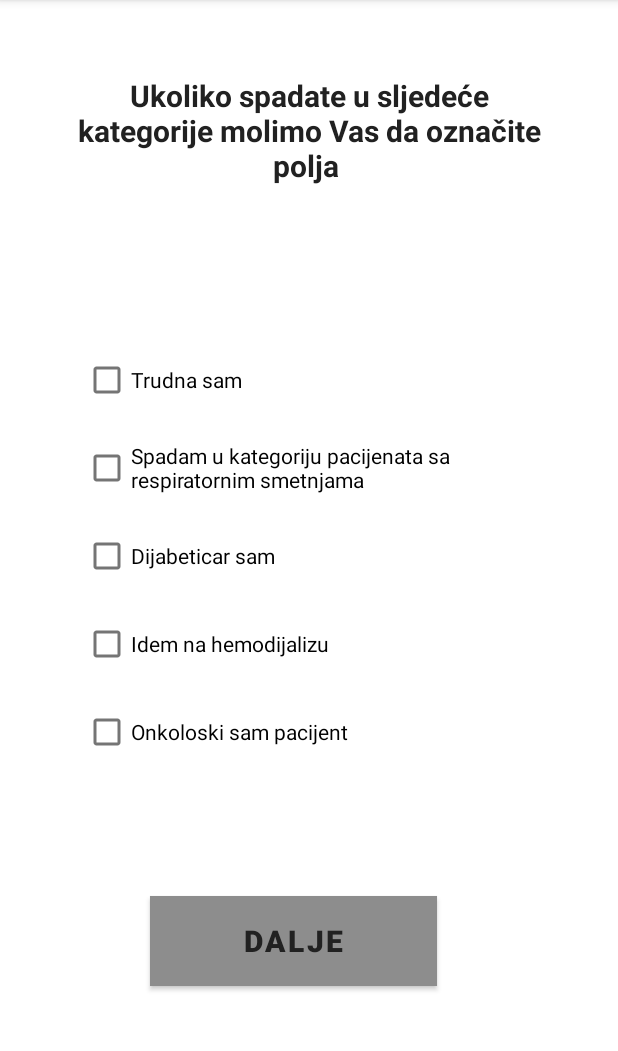
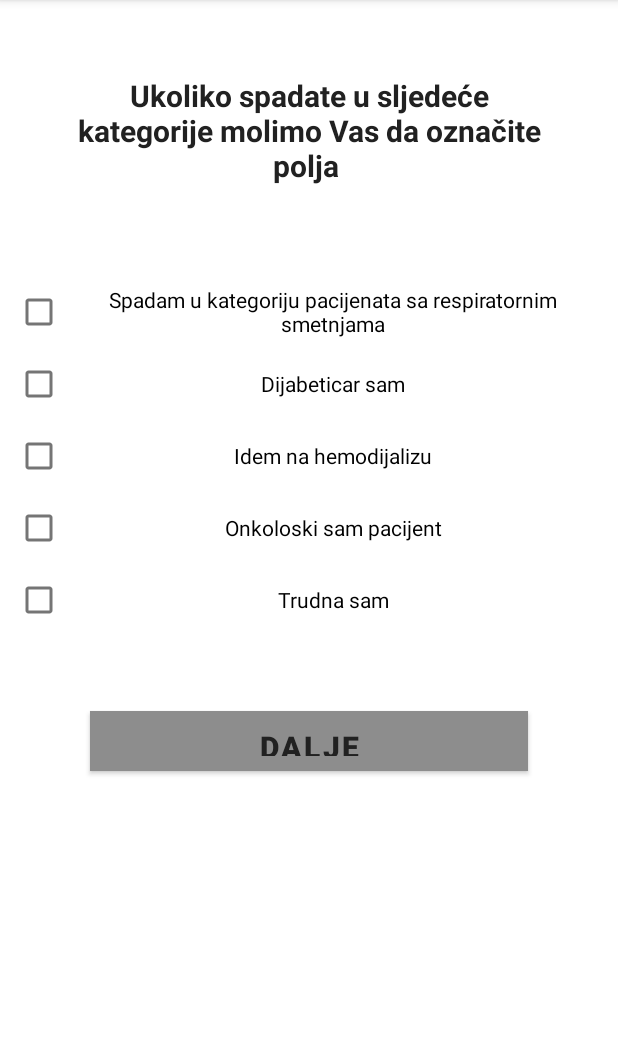
Before and after one commit to AzraHa/Vaccination4YOU, an Android app: the DataFragment screen opened through its navigation route, on a phone screen of 412 x 824 dp, the part 84-1135 px from its top. Run offline under Robolectric (Android 15) with nearby library versions, the phone set to English and light mode, and no system bars; our stand-ins replace data binding, navigation-ui.

Commit message:
fragmenti,komentari,uradjeno.png

```diff
--- a/app/src/main/java/com/example/projekat/DataFragment.kt
+++ b/app/src/main/java/com/example/projekat/DataFragment.kt
@@ -5,55 +5,23 @@ import androidx.fragment.app.Fragment
 import android.view.LayoutInflater
 import android.view.View
 import android.view.ViewGroup
+import androidx.databinding.DataBindingUtil
+import androidx.navigation.findNavController
+import com.example.projekat.databinding.FragmentDataBinding
 
-// TODO: Rename parameter arguments, choose names that match
-// the fragment initialization parameters, e.g. ARG_ITEM_NUMBER
-private const val ARG_PARAM1 = "param1"
-private const val ARG_PARAM2 = "param2"
 
-/**
- * A simple [Fragment] subclass.
- * Use the [DataFragment.newInstance] factory method to
- * create an instance of this fragment.
- */
 class DataFragment : Fragment() {
-    // TODO: Rename and change types of parameters
-    private var param1: String? = null
-    private var param2: String? = null
+    /*Na ovaj fragment dolazimo sa  vaccine fragmenta ,
+    * zatim prelazimo na covid fragment */
+    override fun onCreateView(inflater: LayoutInflater, container: ViewGroup?,
+                              savedInstanceState: Bundle?): View? {
+        val binding = DataBindingUtil.inflate<FragmentDataBinding>(
+            inflater, R.layout.fragment_data, container, false)
 
-    override fun onCreate(savedInstanceState: Bundle?) {
-        super.onCreate(savedInstanceState)
-        arguments?.let {
-            param1 = it.getString(ARG_PARAM1)
-            param2 = it.getString(ARG_PARAM2)
-        }
-    }
-
-    override fun onCreateView(
-        inflater: LayoutInflater, container: ViewGroup?,
-        savedInstanceState: Bundle?
-    ): View? {
-        // Inflate the layout for this fragment
+        binding.dataFButtonId.setOnClickListener{view : View ->
+            view.findNavController().navigate(R.id.action_dataFragment_to_covidFragment)}
         return inflater.inflate(R.layout.fragment_data, container, false)
     }
 
-    companion object {
-        /**
-         * Use this factory method to create a new instance of
-         * this fragment using the provided parameters.
-         *
-         * @param param1 Parameter 1.
-         * @param param2 Parameter 2.
-         * @return A new instance of fragment DataFragment.
-         */
-        // TODO: Rename and change types and number of parameters
-        @JvmStatic
-        fun newInstance(param1: String, param2: String) =
-            DataFragment().apply {
-                arguments = Bundle().apply {
-                    putString(ARG_PARAM1, param1)
-                    putString(ARG_PARAM2, param2)
-                }
-            }
-    }
+
 }
--- a/app/src/main/java/com/example/projekat/SecondFragment.kt
+++ b/app/src/main/java/com/example/projekat/SecondFragment.kt
@@ -18,7 +18,7 @@ class SecondFragment : Fragment() {
             inflater, R.layout.fragment_second, container, false)
 
         binding.secondFButtonId.setOnClickListener{view : View ->
-            view.findNavController().navigate(R.id.action_secondFragment_to_dataFragment)}
+            view.findNavController().navigate(R.id.action_secondFragment_to_vaccineFragment)}
 
         return binding.root
 
--- a/app/src/main/res/layout/fragment_about.xml
+++ b/app/src/main/res/layout/fragment_about.xml
@@ -24,8 +24,8 @@
 
     <TextView
         android:id="@+id/about_t_id"
-        android:layout_width="281dp"
-        android:layout_height="448dp"
+        android:layout_width="348dp"
+        android:layout_height="520dp"
         android:layout_marginTop="32dp"
         android:lineSpacingExtra="10sp"
         android:text="@string/about_text"
--- a/app/src/main/res/layout/fragment_data.xml
+++ b/app/src/main/res/layout/fragment_data.xml
@@ -1,28 +1,25 @@
-<?xml version="1.0" encoding="utf-8"?>
-<FrameLayout xmlns:android="http://schemas.android.com/apk/res/android"
+<layout xmlns:android="http://schemas.android.com/apk/res/android"
+    xmlns:app="http://schemas.android.com/apk/res-auto"
     xmlns:tools="http://schemas.android.com/tools"
-    android:layout_width="match_parent"
-    android:layout_height="match_parent"
-    xmlns:app="http://schemas.android.com/apk/res-auto"
-    tools:context=".DataFragment">
+    tools:context="com.example.projekat.DataFragment">
 
     <LinearLayout
         android:id="@+id/data_layout_id"
         android:layout_width="match_parent"
-        android:layout_height="wrap_content"
+        android:layout_height="match_parent"
         android:orientation="vertical">
 
         <LinearLayout
+            android:layout_width="match_parent"
+            android:layout_height="wrap_content"
+            android:layout_margin="50dp"
+            android:layout_marginBottom="50dp"
+            android:orientation="vertical"
             app:layout_constraintBottom_toBottomOf="parent"
             app:layout_constraintEnd_toEndOf="parent"
             app:layout_constraintStart_toStartOf="parent"
             app:layout_constraintTop_toBottomOf="@+id/button_next_id"
-            app:layout_constraintVertical_bias="0"
-            android:layout_width="match_parent"
-            android:layout_height="wrap_content"
-            android:layout_margin="50dp"
-            android:layout_marginBottom="50dp"
-            android:orientation="vertical">
+            app:layout_constraintVertical_bias="0">
 
             <TextView
                 android:id="@+id/podaci_text_id"
@@ -41,56 +38,54 @@
 
         <LinearLayout
             android:layout_width="match_parent"
-            android:layout_height="match_parent"
-            android:layout_margin="50dp"
-            android:orientation="vertical">
-
-            <CheckBox
-                android:id="@+id/trudnoca_checkbox_id"
-                android:layout_width="match_parent"
-                android:layout_height="match_parent"
-                android:layout_margin="5dp"
-                android:text="@string/trudnoca" />
+            android:layout_height="wrap_content"
+            android:orientation="vertical"
+            android:padding="10dp">
 
             <CheckBox
                 android:id="@+id/dijabeticar_checkbox_id"
                 android:layout_width="match_parent"
-                android:layout_height="match_parent"
-                android:layout_margin="5dp"
+                android:layout_height="wrap_content"
+                android:gravity="center"
                 android:text="@string/respiratorne_smetnje" />
 
             <CheckBox
                 android:id="@+id/checkBox"
                 android:layout_width="match_parent"
-                android:layout_height="match_parent"
-                android:layout_margin="5dp"
+                android:layout_height="wrap_content"
+                android:gravity="center"
                 android:text="@string/dijabeticar" />
 
             <CheckBox
                 android:id="@+id/hemodijaliza_checkbox_id"
                 android:layout_width="match_parent"
                 android:layout_height="wrap_content"
-                android:layout_margin="5dp"
+                android:gravity="center"
                 android:text="@string/hemodijaliza" />
 
             <CheckBox
                 android:id="@+id/checkBox3"
                 android:layout_width="match_parent"
                 android:layout_height="wrap_content"
-                android:layout_margin="5dp"
+                android:gravity="center"
                 android:text="@string/onkoloski" />
 
-        </LinearLayout>
+            <CheckBox
+                android:id="@+id/trudnoca_checkbox_id"
+                android:layout_width="match_parent"
+                android:layout_height="wrap_content"
+                android:gravity="center"
+                android:text="@string/trudnoca" />
 
             <Button
-            android:id="@+id/second_f_button_id"
-            android:layout_width="191dp"
-            android:layout_height="60dp"
-            android:layout_marginStart="100sp"
-            android:layout_marginLeft="100sp"
-            android:layout_marginTop="30sp"
-            android:layout_marginEnd="100sp"
-            android:layout_marginRight="100sp"
+                android:id="@+id/data_f_button_id"
+                android:layout_width="match_parent"
+                android:layout_height="40dp"
+                android:layout_marginStart="50sp"
+                android:layout_marginLeft="50sp"
+                android:layout_marginTop="50sp"
+                android:layout_marginEnd="50sp"
+                android:layout_marginRight="50sp"
                 android:layout_marginBottom="100sp"
                 android:background="@color/secondaryLightColor"
                 android:text="@string/dalje"
@@ -99,6 +94,9 @@
                 android:textStyle="bold"
                 app:backgroundTint="@color/primaryDarkColor"
                 app:rippleColor="@color/primaryLightColor" />
+
         </LinearLayout>
 
-</FrameLayout>
+    </LinearLayout>
+
+</layout>
--- a/app/src/main/res/navigation/navigation.xml
+++ b/app/src/main/res/navigation/navigation.xml
@@ -12,7 +12,8 @@
         tools:layout="@layout/fragment_title" >
         <action
             android:id="@+id/action_titleFragment_to_secondFragment"
-            app:destination="@id/secondFragment" />
+            app:destination="@id/secondFragment"
+            app:enterAnim="@android:anim/slide_in_left" />
     </fragment>
     <fragment
         android:id="@+id/secondFragment"
@@ -20,14 +21,18 @@
         android:label="@string/app_name"
         tools:layout="@layout/fragment_second" >
         <action
-            android:id="@+id/action_secondFragment_to_dataFragment"
-            app:destination="@id/dataFragment" />
+            android:id="@+id/action_secondFragment_to_vaccineFragment"
+            app:destination="@id/vaccineFragment" />
     </fragment>
     <fragment
         android:id="@+id/dataFragment"
         android:name="com.example.projekat.DataFragment"
         android:label="@string/app_name"
-        tools:layout="@layout/fragment_data" />
+        tools:layout="@layout/fragment_data" >
+        <action
+            android:id="@+id/action_dataFragment_to_covidFragment"
+            app:destination="@id/covidFragment" />
+    </fragment>
     <fragment
         android:id="@+id/aboutFragment"
         android:name="com.example.projekat.AboutFragment"
@@ -38,5 +43,31 @@
         android:name="com.example.projekat.InfoFragment"
         android:label="@string/info"
         tools:layout="@layout/fragment_info" />
+    <fragment
+        android:id="@+id/vaccineFragment"
+        android:name="com.example.projekat.VaccineFragment"
+        android:label="@string/app_name"
+        tools:layout="@layout/fragment_vaccine" >
+        <action
+            android:id="@+id/action_vaccineFragment_to_dataFragment"
+            app:destination="@id/dataFragment" />
+        <action
+            android:id="@+id/action_vaccineFragment_to_endFragment"
+            app:destination="@id/endFragment" />
+    </fragment>
+    <fragment
+        android:id="@+id/covidFragment"
+        android:name="com.example.projekat.CovidFragment"
+        android:label="@string/app_name"
+        tools:layout="@layout/fragment_covid" >
+        <action
+            android:id="@+id/action_covidFragment_to_endFragment"
+            app:destination="@id/endFragment" />
+    </fragment>
+    <fragment
+        android:id="@+id/endFragment"
+        android:name="com.example.projekat.EndFragment"
+        android:label="@string/app_name"
+        tools:layout="@layout/fragment_end" />
 
 </navigation>
--- a/app/src/main/res/values/strings.xml
+++ b/app/src/main/res/values/strings.xml
@@ -15,7 +15,7 @@
     <string name="dijabeticar">Dijabeticar sam</string>
     <string name="hemodijaliza">Idem na hemodijalizu</string>
     <string name="onkoloski">Onkoloski sam pacijent</string>
-    <string name="about_text">Ovo je prva verzija aplikacije.\nNapravili su je studenti \nRiad Pap i \nAzra Hadžihajdarević \nkao projekat iz predmeta Razvoj mobilnih aplikacija .\n\n Aplikacija je rađena u programskom jeziku Kotlin.</string>
+    <string name="about_text">Ovo je prva verzija aplikacije.\nNapravili su je studenti Riad Pap i Azra Hadžihajdarević kao projekat iz predmeta Razvoj mobilnih aplikacija .\n\n Aplikacija je rađena u programskom jeziku <b>Kotlin</b>.</string>
     <string name="izbor_vakcine">Izaberite vakcinu</string>
     <string name="Pfizer_BioNTech">Pfizer-BioNTech</string>
     <string name="Moderna">Moderna</string>
@@ -26,4 +26,6 @@
     <string name="da">Da</string>
     <string name="covid_ne">Ne</string>
     <string name="ne">Ne</string>
+    <!-- TODO: Remove or change this placeholder text -->
+    <string name="hello_blank_fragment">Hello blank fragment</string>
 </resources>
```
Also changed, not shown: app/src/main/java/com/example/projekat/CovidFragment.kt (+11 -44 lines), app/src/main/java/com/example/projekat/EndFragment.kt (added, +30 -0 lines), app/src/main/java/com/example/projekat/VaccineFragment.kt (+3 -39 lines), app/src/main/res/layout/fragment_covid.xml (+13 -13 lines), app/src/main/res/layout/fragment_end.xml (added, +13 -0 lines), app/src/main/res/layout/fragment_second.xml (+7 -12 lines), app/src/main/res/layout/fragment_vaccine.xml (+10 -10 lines), app/src/main/res/layout/nav_header.xml (+18 -3 lines), 1 other file. Lines whose indentation alone changed are shown as unchanged.
